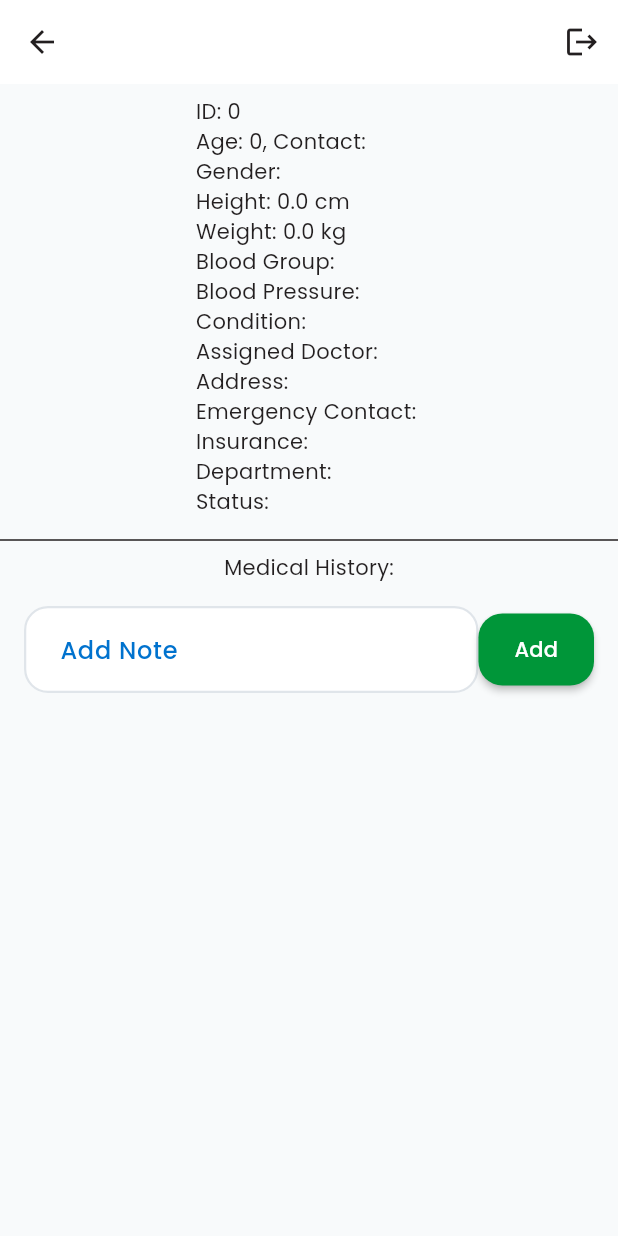
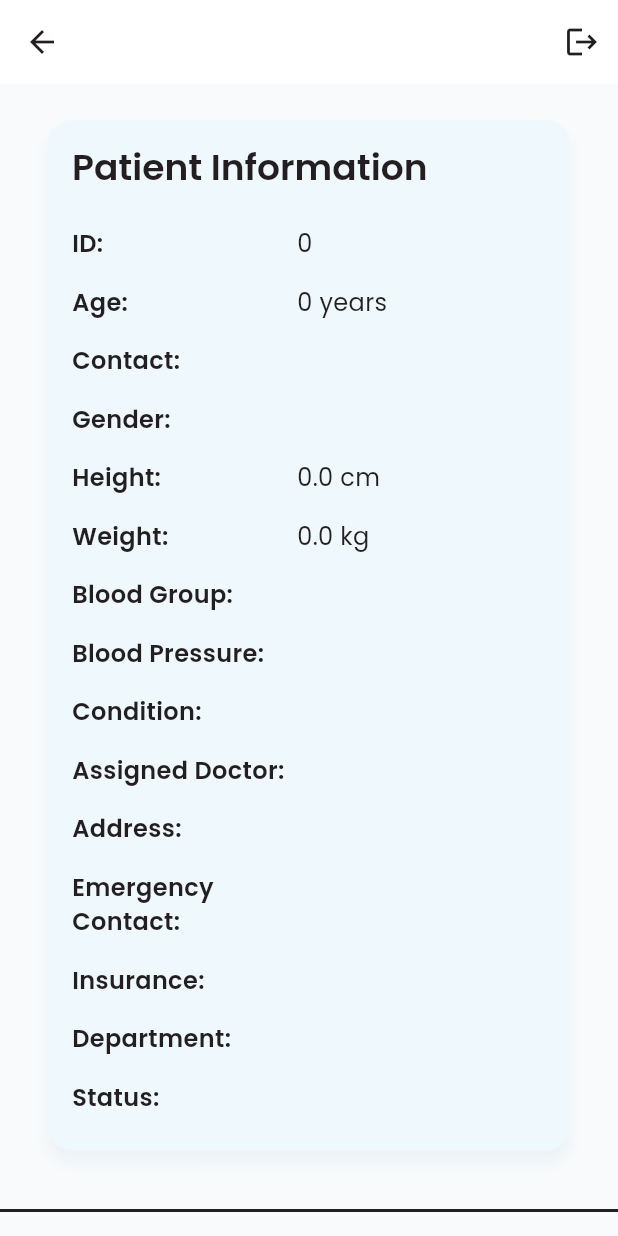
Before and after one commit to ahmxd97/patient_tracker, a Flutter app: the PatientDetailsScreen screen opened directly with empty values, on a phone screen of 412 x 824 dp. Run offline on Flutter 3.47's test engine with Material 3 defaults, Android fonts, the light colour scheme and no system bars; our stand-ins replace go_router, google_fonts, pdf, printing, sqflite; accounts and stored records are empty.

Commit message:
Newest Commit

```diff
--- a/lib/db/database.dart
+++ b/lib/db/database.dart
@@ -8,14 +8,20 @@ import '../models/record.dart';
 
 class DatabaseHelper {
   static Database? _db;
+  static final DatabaseHelper _instance = DatabaseHelper._internal();
+
+  factory DatabaseHelper() => _instance;
+
+  DatabaseHelper._internal();
 
   Future<Database> get db async {
-    WidgetsFlutterBinding.ensureInitialized();
-    _db ??= await initDb();
+    if (_db != null) return _db!;
+    _db = await initDb();
     return _db!;
   }
 
   Future<Database> initDb() async {
+    WidgetsFlutterBinding.ensureInitialized();
     return openDatabase(
       join(await getDatabasesPath(), 'patient.db'),
       onCreate: (db, version) async {
--- a/lib/screens/patient_details_screen.dart
+++ b/lib/screens/patient_details_screen.dart
@@ -57,67 +57,126 @@ class _PatientDetailsScreenState extends State<PatientDetailsScreen> {
         child: Column(
           children: [
             Padding(
-              padding: const EdgeInsets.all(8.0),
+              padding: const EdgeInsets.all(16.0),
+              child: Card(
+                elevation: 4,
+                shape: RoundedRectangleBorder(
+                  borderRadius: BorderRadius.circular(16),
+                ),
+                child: Padding(
+                  padding: const EdgeInsets.all(16.0),
                   child: Column(
                     crossAxisAlignment: CrossAxisAlignment.start,
                     children: [
-                  Text('ID: ${widget.patient.id ?? ''}'),
                       Text(
-                      'Age: ${widget.patient.age}, Contact: ${widget.patient.contact}'),
-                  Text('Gender: ${widget.patient.gender}'),
-                  Text('Height: ${widget.patient.height} cm'),
-                  Text('Weight: ${widget.patient.weight} kg'),
-                  Text('Blood Group: ${widget.patient.bloodGroup}'),
-                  Text('Blood Pressure: ${widget.patient.bloodPressure}'),
-                  Text('Condition: ${widget.patient.condition}'),
-                  Text('Assigned Doctor: ${widget.patient.doctorAssigned}'),
-                  Text('Address: ${widget.patient.address}'),
-                  Text('Emergency Contact: ${widget.patient.emergencyContact}'),
-                  Text('Insurance: ${widget.patient.insurance}'),
-                  Text('Department: ${widget.patient.department}'),
-                  Text('Status: ${widget.patient.status}'),
+                        'Patient Information',
+                        style: Theme.of(context).textTheme.headlineMedium,
+                      ),
+                      const SizedBox(height: 16),
+                      _buildInfoRow(
+                          'ID', widget.patient.id?.toString() ?? 'N/A'),
+                      _buildInfoRow('Age', '${widget.patient.age} years'),
+                      _buildInfoRow('Contact', widget.patient.contact),
+                      _buildInfoRow('Gender', widget.patient.gender),
+                      _buildInfoRow('Height', '${widget.patient.height} cm'),
+                      _buildInfoRow('Weight', '${widget.patient.weight} kg'),
+                      _buildInfoRow('Blood Group', widget.patient.bloodGroup),
+                      _buildInfoRow(
+                          'Blood Pressure', widget.patient.bloodPressure),
+                      _buildInfoRow('Condition', widget.patient.condition),
+                      _buildInfoRow(
+                          'Assigned Doctor', widget.patient.doctorAssigned),
+                      _buildInfoRow('Address', widget.patient.address),
+                      _buildInfoRow(
+                          'Emergency Contact', widget.patient.emergencyContact),
+                      _buildInfoRow('Insurance', widget.patient.insurance),
+                      _buildInfoRow('Department', widget.patient.department),
+                      _buildInfoRow('Status', widget.patient.status),
                     ],
                   ),
                 ),
-            const Divider(),
-            const Text('Medical History:'),
-            ListView.builder(
+              ),
+            ),
+            const Divider(height: 32, thickness: 2),
+            Padding(
+              padding: const EdgeInsets.symmetric(horizontal: 16.0),
+              child: Text(
+                'Medical History',
+                style: Theme.of(context).textTheme.headlineMedium,
+              ),
+            ),
+            const SizedBox(height: 8),
+            _records.isEmpty
+                ? Padding(
+                    padding: const EdgeInsets.all(16.0),
+                    child: Text(
+                      'No medical history recorded yet.',
+                      style: TextStyle(
+                        color: Colors.grey[600],
+                        fontSize: 16,
+                      ),
+                    ),
+                  )
+                : ListView.builder(
                     shrinkWrap: true,
                     physics: const NeverScrollableScrollPhysics(),
                     itemCount: _records.length,
                     itemBuilder: (context, index) => Padding(
-                padding:
-                    const EdgeInsets.symmetric(vertical: 4, horizontal: 16),
-                child: Container(
-                  decoration: BoxDecoration(
-                    color: Color(0xFF000000),
-                    borderRadius: BorderRadius.circular(16),
-                    boxShadow: [
-                      BoxShadow(
-                        color: Colors.black.withOpacity(0.2),
-                        spreadRadius: 2,
-                        blurRadius: 8,
-                        offset: const Offset(0, 4),
+                      padding: const EdgeInsets.symmetric(
+                          vertical: 4, horizontal: 16),
+                      child: Card(
+                        elevation: 2,
+                        shape: RoundedRectangleBorder(
+                          borderRadius: BorderRadius.circular(12),
                         ),
-                    ],
+                        child: ListTile(
+                          leading: CircleAvatar(
+                            backgroundColor: Theme.of(context).primaryColor,
+                            child: Text(
+                              '${index + 1}',
+                              style: const TextStyle(color: Colors.white),
                             ),
-                  child: ListTile(title: Text(_records[index].note)),
+                          ),
+                          title: Text(
+                            _records[index].note,
+                            style: const TextStyle(
+                              fontSize: 16,
+                              color: Color(0xFF231F20),
+                            ),
+                          ),
+                        ),
                       ),
                     ),
                   ),
             Padding(
               padding: const EdgeInsets.all(16),
+              child: Card(
+                elevation: 4,
+                shape: RoundedRectangleBorder(
+                  borderRadius: BorderRadius.circular(16),
+                ),
+                child: Padding(
+                  padding: const EdgeInsets.all(16.0),
                   child: Row(
                     children: [
                       Expanded(
                         child: TextField(
                           controller: _note,
-                      decoration: const InputDecoration(labelText: 'Add Note'),
+                          decoration: const InputDecoration(
+                            labelText: 'Add Medical Note',
+                            hintText: 'Enter note here...',
+                            border: OutlineInputBorder(),
+                          ),
+                          maxLines: 3,
                         ),
                       ),
-                  ElevatedButton(
+                      const SizedBox(width: 8),
+                      ElevatedButton.icon(
+                        icon: const Icon(Icons.add),
+                        label: const Text('Add'),
                         onPressed: () async {
-                      if (widget.patient.id != null && _note.text.isNotEmpty) {
+                          if (widget.patient.id != null &&
+                              _note.text.isNotEmpty) {
                             final record = Record(
                               patientId: widget.patient.id!,
                               note: _note.text,
@@ -125,11 +184,17 @@ class _PatientDetailsScreenState extends State<PatientDetailsScreen> {
                             await DatabaseHelper().insertRecord(record);
                             _note.clear();
                             _loadRecords();
+                            ScaffoldMessenger.of(context).showSnackBar(
+                              const SnackBar(
+                                content: Text('Note added successfully'),
+                              ),
+                            );
                           }
                         },
-                    child: const Text('Add'),
                       ),
                     ],
+                  ),
+                ),
               ),
             ),
           ],
@@ -137,4 +202,35 @@ class _PatientDetailsScreenState extends State<PatientDetailsScreen> {
       ),
     );
   }
+
+  Widget _buildInfoRow(String label, String value) {
+    return Padding(
+      padding: const EdgeInsets.symmetric(vertical: 8.0),
+      child: Row(
+        crossAxisAlignment: CrossAxisAlignment.start,
+        children: [
+          SizedBox(
+            width: 150,
+            child: Text(
+              '$label:',
+              style: const TextStyle(
+                fontWeight: FontWeight.w600,
+                fontSize: 16,
+                color: Color(0xFF231F20),
+              ),
+            ),
+          ),
+          Expanded(
+            child: Text(
+              value,
+              style: const TextStyle(
+                fontSize: 16,
+                color: Color(0xFF231F20),
+              ),
+            ),
+          ),
+        ],
+      ),
+    );
   }
+}
```
Lines whose indentation alone changed are shown as unchanged.
